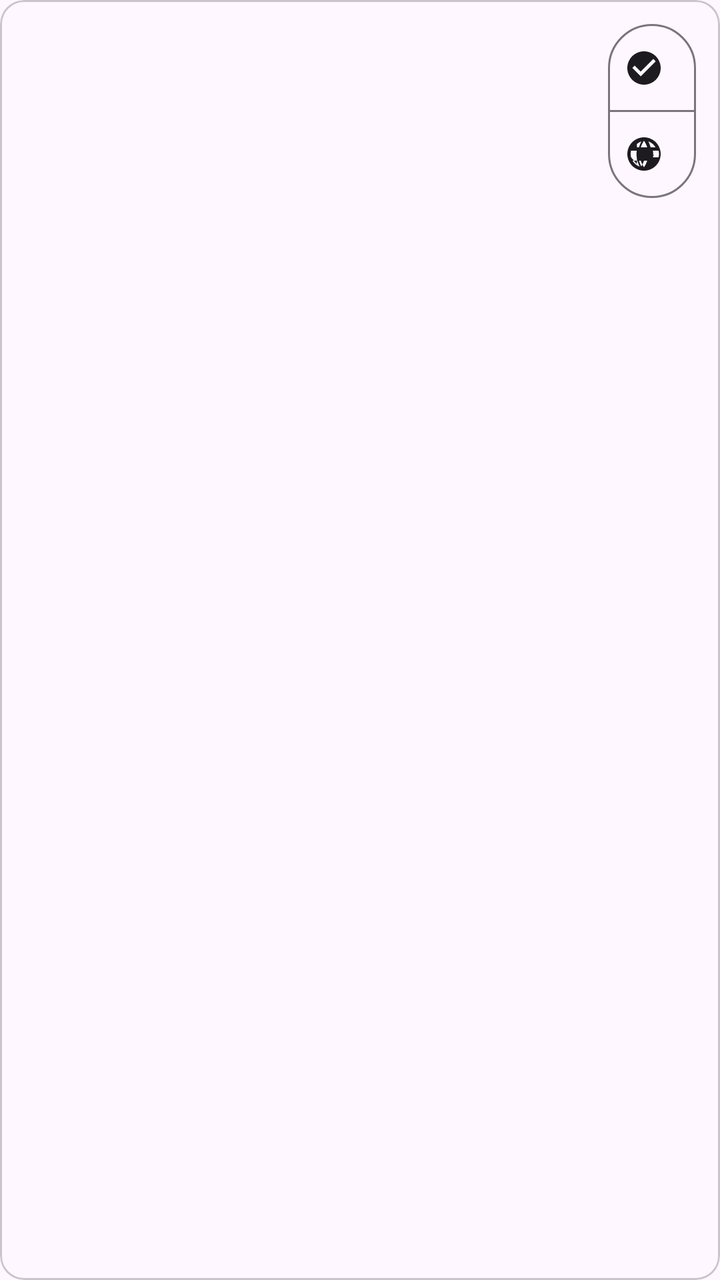
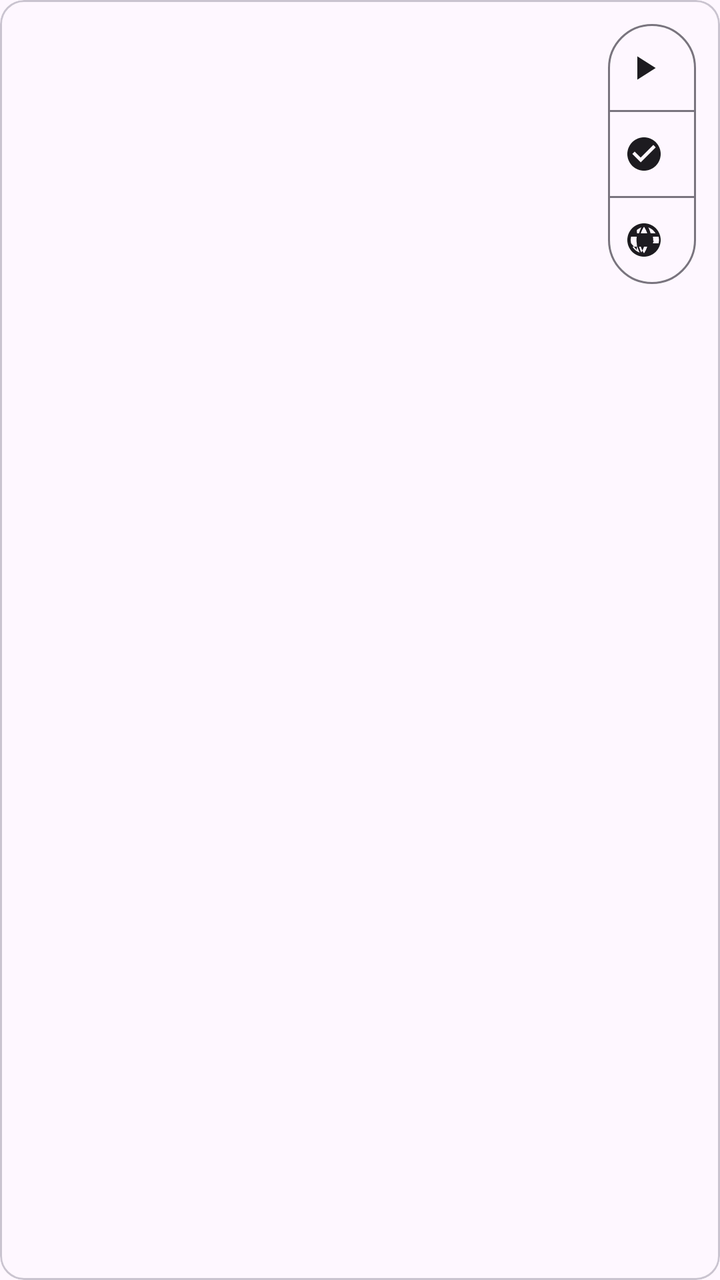

Screens rendered from an Android XML layout before and after an edit, with the pre-edit source and the edit as a unified diff.
<!-- AndroidManifest.xml: application theme Theme.AintListening -->
<!-- res/layout/item_transcription_paragraph.xml -->
<?xml version="1.0" encoding="utf-8"?>
<com.google.android.material.card.MaterialCardView
    xmlns:android="http://schemas.android.com/apk/res/android"
    xmlns:app="http://schemas.android.com/apk/res-auto"
    android:layout_width="match_parent"
    android:layout_height="wrap_content"
    android:layout_marginBottom="8dp"
    app:cardElevation="0dp"
    app:strokeWidth="1dp"
    app:strokeColor="?attr/colorOutlineVariant">

    <androidx.constraintlayout.widget.ConstraintLayout
        android:layout_width="match_parent"
        android:layout_height="wrap_content"
        android:padding="12dp">

        <TextView
            android:id="@+id/paragraphText"
            android:layout_width="0dp"
            android:layout_height="wrap_content"
            android:textSize="16sp"
            android:textIsSelectable="true"
            android:textColor="?attr/colorOnSurface"
            app:layout_constraintStart_toStartOf="parent"
            app:layout_constraintEnd_toStartOf="@+id/toggleGroup"
            app:layout_constraintTop_toTopOf="parent"
            app:layout_constraintBottom_toBottomOf="parent" />

        <com.google.android.material.button.MaterialButtonToggleGroup
            android:id="@+id/toggleGroup"
            android:layout_width="wrap_content"
            android:layout_height="wrap_content"
            android:layout_marginStart="8dp"
            android:orientation="vertical"
            app:singleSelection="true"
            app:selectionRequired="true"
            app:layout_constraintEnd_toEndOf="parent"
            app:layout_constraintTop_toTopOf="parent"
            app:layout_constraintBottom_toBottomOf="parent">

            <com.google.android.material.button.MaterialButton
                android:id="@+id/btnRaw"
                style="@style/Widget.Material3.Button.OutlinedButton.Icon"
                android:layout_width="44dp"
                android:layout_height="44dp"
                app:icon="@drawable/ic_check_circle"
                app:iconSize="20dp"
                app:iconPadding="0dp"
                app:iconGravity="textStart"
                android:insetLeft="0dp"
                android:insetTop="0dp"
                android:insetRight="0dp"
                android:insetBottom="0dp"
                android:contentDescription="@string/cd_raw_text" />

            <com.google.android.material.button.MaterialButton
                android:id="@+id/btnSmart"
                style="@style/Widget.Material3.Button.OutlinedButton.Icon"
                android:layout_width="44dp"
                android:layout_height="44dp"
                app:icon="@drawable/ic_language"
                app:iconSize="20dp"
                app:iconPadding="0dp"
                app:iconGravity="textStart"
                android:insetLeft="0dp"
                android:insetTop="0dp"
                android:insetRight="0dp"
                android:insetBottom="0dp"
                android:contentDescription="@string/cd_smart_text" />

        </com.google.android.material.button.MaterialButtonToggleGroup>

    </androidx.constraintlayout.widget.ConstraintLayout>
</com.google.android.material.card.MaterialCardView>
<!-- resources referenced by this layout -->
<resources>
  <!-- drawable ic_check_circle (drawable) -->
  <vector xmlns:android="http://schemas.android.com/apk/res/android"
      android:width="24dp"
      android:height="24dp"
      android:viewportWidth="24"
      android:viewportHeight="24"
      android:tint="?attr/colorControlNormal">
    <path
        android:fillColor="@android:color/white"
        android:pathData="M12,2C6.48,2 2,6.48 2,12s4.48,10 10,10 10,-4.48 10,-10S17.52,2 12,2zM10,17l-5,-5 1.41,-1.41L10,14.17l7.59,-7.59L19,8l-9,9z"/>
  </vector>
  <!-- drawable ic_language (drawable) -->
  <vector xmlns:android="http://schemas.android.com/apk/res/android"
      android:width="24dp"
      android:height="24dp"
      android:viewportWidth="24"
      android:viewportHeight="24"
      android:tint="?attr/colorControlNormal">
    <path
        android:fillColor="@android:color/white"
        android:pathData="M11.99,2C6.47,2 2,6.47 2,12s4.47,10 9.99,10S22,17.53 22,12 17.52,2 11.99,2zM18.92,8h-2.95c-0.32,-1.25 -0.78,-2.45 -1.38,-3.56 1.84,0.63 3.37,1.91 4.33,3.56zM12,4.04c0.83,1.2 1.48,2.53 1.91,3.96h-3.82c0.43,-1.43 1.08,-2.76 1.91,-3.96zM4.26,14C4.1,13.36 4,12.69 4,12s0.1,-1.36 0.26,-2h3.38c-0.08,0.66 -0.14,1.32 -0.14,2s0.06,1.34 0.14,2L4.26,14zM4.26,10h3.38c0.08,-0.66 0.14,-1.32 0.14,-2s-0.06,-1.34 -0.14,-2L4.26,10zM10.41,4.44c-0.6,1.11 -1.06,2.31 -1.38,3.56L6.08,8c0.96,-1.65 2.49,-2.93 4.33,-3.56zM10.41,19.56c-0.6,-1.11 -1.06,-2.31 -1.38,-3.56h2.95c-0.43,1.43 -1.08,2.76 -1.91,3.96zM4.26,14h3.38c0.08,0.66 0.14,1.32 0.14,2s-0.06,1.34 -0.14,2L4.26,14zM5.08,16h2.95c0.32,1.25 0.78,2.45 1.38,3.56 -1.84,-0.63 -3.37,-1.91 -4.33,-3.56zM12,19.96c-0.83,-1.2 -1.48,-2.53 -1.91,-3.96h3.82c-0.43,1.43 -1.08,2.76 -1.91,3.96zM18.92,16h-2.95c-0.32,1.25 -0.78,2.45 -1.38,3.56 1.84,-0.63 3.37,-1.91 4.33,-3.56zM20.74,14h-3.38c0.08,-0.66 0.14,-1.32 0.14,-2s-0.06,-1.34 -0.14,-2h3.38c0.16,0.64 0.26,1.31 0.26,2s-0.1,1.36 -0.26,2zM13.62,16h2.95c0.32,-1.25 0.78,-2.45 1.38,-3.56 -1.84,0.63 -3.37,1.91 -4.33,3.56z"/>
  </vector>
  <string name="cd_raw_text">Show transcribed text</string>
  <string name="cd_smart_text">Show smart formatted text</string>
  <style name="Theme.AintListening" parent="Theme.Material3.DayNight.NoActionBar">
          <item name="android:statusBarColor">@android:color/transparent</item>
          <item name="android:windowLightStatusBar" tools:targetApi="m">false</item>
      </style>
</resources>

<!-- the commit's change to res/layout/item_transcription_paragraph.xml (unified diff, before → after) -->
@@ -32,11 +32,24 @@
             android:layout_height="wrap_content"
             android:layout_marginStart="8dp"
             android:orientation="vertical"
-            app:singleSelection="true"
-            app:selectionRequired="true"
             app:layout_constraintEnd_toEndOf="parent"
             app:layout_constraintTop_toTopOf="parent"
             app:layout_constraintBottom_toBottomOf="parent">
+
+            <com.google.android.material.button.MaterialButton
+                android:id="@+id/btnPlay"
+                style="@style/Widget.Material3.Button.OutlinedButton.Icon"
+                android:layout_width="44dp"
+                android:layout_height="44dp"
+                app:icon="@drawable/ic_play_arrow"
+                app:iconSize="20dp"
+                app:iconPadding="0dp"
+                app:iconGravity="textStart"
+                android:insetLeft="0dp"
+                android:insetTop="0dp"
+                android:insetRight="0dp"
+                android:insetBottom="0dp"
+                android:contentDescription="@string/cd_play_audio" />
 
             <com.google.android.material.button.MaterialButton
                 android:id="@+id/btnRaw"
<!-- resource entries referenced after the edit -->
@@ -22,6 +22,18 @@
         android:fillColor="@android:color/white"
         android:pathData="M11.99,2C6.47,2 2,6.47 2,12s4.47,10 9.99,10S22,17.53 22,12 17.52,2 11.99,2zM18.92,8h-2.95c-0.32,-1.25 -0.78,-2.45 -1.38,-3.56 1.84,0.63 3.37,1.91 4.33,3.56zM12,4.04c0.83,1.2 1.48,2.53 1.91,3.96h-3.82c0.43,-1.43 1.08,-2.76 1.91,-3.96zM4.26,14C4.1,13.36 4,12.69 4,12s0.1,-1.36 0.26,-2h3.38c-0.08,0.66 -0.14,1.32 -0.14,2s0.06,1.34 0.14,2L4.26,14zM4.26,10h3.38c0.08,-0.66 0.14,-1.32 0.14,-2s-0.06,-1.34 -0.14,-2L4.26,10zM10.41,4.44c-0.6,1.11 -1.06,2.31 -1.38,3.56L6.08,8c0.96,-1.65 2.49,-2.93 4.33,-3.56zM10.41,19.56c-0.6,-1.11 -1.06,-2.31 -1.38,-3.56h2.95c-0.43,1.43 -1.08,2.76 -1.91,3.96zM4.26,14h3.38c0.08,0.66 0.14,1.32 0.14,2s-0.06,1.34 -0.14,2L4.26,14zM5.08,16h2.95c0.32,1.25 0.78,2.45 1.38,3.56 -1.84,-0.63 -3.37,-1.91 -4.33,-3.56zM12,19.96c-0.83,-1.2 -1.48,-2.53 -1.91,-3.96h3.82c-0.43,1.43 -1.08,2.76 -1.91,3.96zM18.92,16h-2.95c-0.32,1.25 -0.78,2.45 -1.38,3.56 1.84,-0.63 3.37,-1.91 4.33,-3.56zM20.74,14h-3.38c0.08,-0.66 0.14,-1.32 0.14,-2s-0.06,-1.34 -0.14,-2h3.38c0.16,0.64 0.26,1.31 0.26,2s-0.1,1.36 -0.26,2zM13.62,16h2.95c0.32,-1.25 0.78,-2.45 1.38,-3.56 -1.84,0.63 -3.37,1.91 -4.33,3.56z"/>
   </vector>
+  <!-- drawable ic_play_arrow (drawable) -->
+  <vector xmlns:android="http://schemas.android.com/apk/res/android"
+      android:width="24dp"
+      android:height="24dp"
+      android:viewportWidth="24"
+      android:viewportHeight="24"
+      android:tint="?attr/colorControlNormal">
+    <path
+        android:fillColor="@android:color/white"
+        android:pathData="M8,5v14l11,-7z"/>
+  </vector>
+  <string name="cd_play_audio">Play audio chunk</string>
   <string name="cd_raw_text">Show transcribed text</string>
   <string name="cd_smart_text">Show smart formatted text</string>
   <style name="Theme.AintListening" parent="Theme.Material3.DayNight.NoActionBar">
